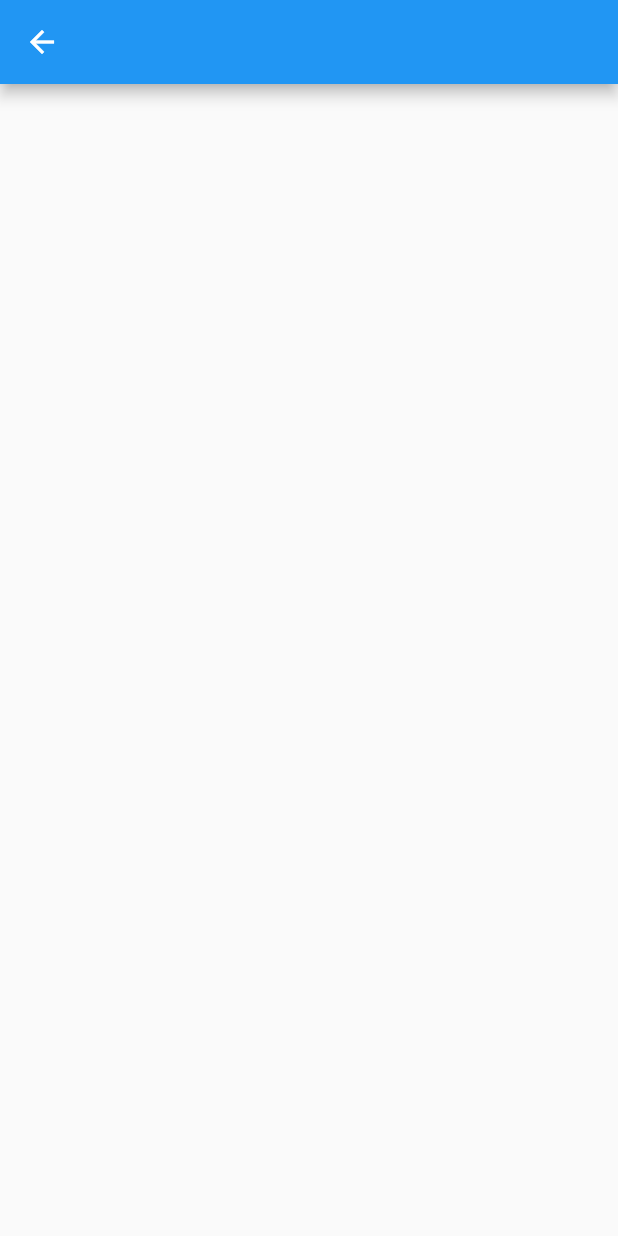
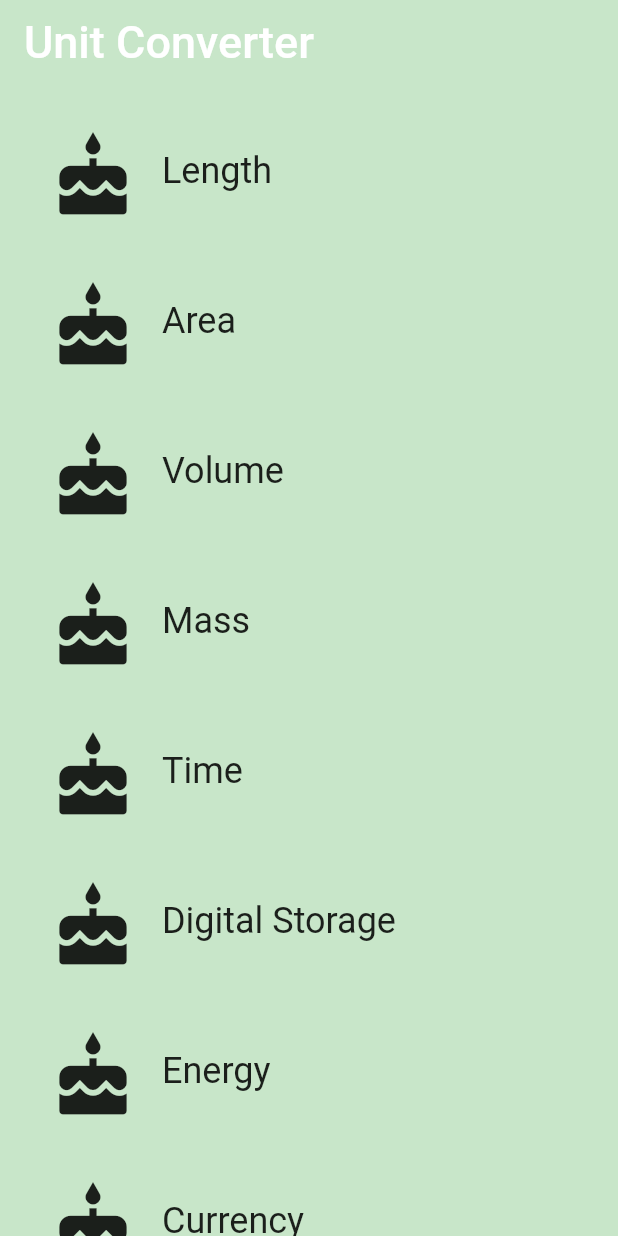
Before and after one commit to hamidkhadem/unit_convert_app, a Flutter app: the CategoryRoute screen opened directly, on a phone screen of 412 x 824 dp. Run offline on Flutter 3.47's test engine with Material 2 defaults, Android fonts, the phone set to English and light mode, and no system bars.

Commit message:
add category list to app by myself

```diff
--- a/lib/category_route.dart
+++ b/lib/category_route.dart
@@ -7,8 +7,11 @@
 import 'package:flutter/material.dart';
 
 // TODO: Check if we need to import anything
+import 'package:unit_convert_app/category.dart';
 
 // TODO: Define any constants
+const iconLocation = Icons.cake;
+const _numberOfItem = 8;
 
 /// Category Route (screen).
 ///
@@ -31,7 +34,7 @@ class CategoryRoute extends StatelessWidget {
     'Currency',
   ];
 
-  static const _baseColors = <Color>[
+  static const _baseColors = <ColorSwatch>[
     Colors.teal,
     Colors.orange,
     Colors.pinkAccent,
@@ -47,16 +50,66 @@ class CategoryRoute extends StatelessWidget {
     // TODO: Create a list of the eight Categories, using the names and colors
     // from above. Use a placeholder icon, such as `Icons.cake` for each
     // Category. We'll add custom icons later.
+    // final lenght = Category(name: name, color: color, iconLocation: iconLocation)
+    final _listCategory = <Category>[
+      Category(
+          name: _categoryNames[0],
+          color: _baseColors[0],
+          iconLocation: iconLocation),
+      Category(
+          name: _categoryNames[1],
+          color: _baseColors[1],
+          iconLocation: iconLocation),
+      Category(
+          name: _categoryNames[2],
+          color: _baseColors[2],
+          iconLocation: iconLocation),
+      Category(
+          name: _categoryNames[3],
+          color: _baseColors[3],
+          iconLocation: iconLocation),
+      Category(
+          name: _categoryNames[4],
+          color: _baseColors[4],
+          iconLocation: iconLocation),
+      Category(
+          name: _categoryNames[5],
+          color: _baseColors[5],
+          iconLocation: iconLocation),
+      Category(
+          name: _categoryNames[6],
+          color: _baseColors[6],
+          iconLocation: iconLocation),
+      Category(
+          name: _categoryNames[7],
+          color: _baseColors[7],
+          iconLocation: iconLocation),
+    ];
 
     // TODO: Create a list view of the Categories
-    final listView = Container();
+    final listView = ListView.builder(
+        padding: const EdgeInsets.all(8.0),
+        itemCount: _numberOfItem,
+        itemBuilder: (BuildContext context, int index) {
+          return Category(name: _categoryNames[index],
+              color: _baseColors[index],
+              iconLocation: iconLocation);
+        });
 
     // TODO: Create an App Bar
-    final appBar = AppBar();
+    final appBar = AppBar(
+      title: const Text(
+        'Unit Converter',
+        style: TextStyle(fontSize: 30),
+      ),
+      elevation: 0.0,
+      backgroundColor: Colors.green[100],
+    );
 
     return Scaffold(
       appBar: appBar,
       body: listView,
+      backgroundColor: Colors.green[100],
     );
   }
 }
--- a/lib/main.dart
+++ b/lib/main.dart
@@ -6,7 +6,7 @@
 import 'package:flutter/material.dart';
 
 // TODO: Import the CategoryRoute widget
-
+import 'package:unit_convert_app/category_route.dart';
 /// The function that is called when main.dart is run.
 void main() {
   runApp(const UnitConverterApp());
@@ -25,7 +25,7 @@ class UnitConverterApp extends StatelessWidget {
       title: 'Unit Converter',
       // TODO: Instead of pointing to exactly 1 Category widget,
       // our home should now point to an instance of the CategoryRoute widget.
-      home: Container(),
+      home: CategoryRoute(),
     );
   }
 }
```
Also changed, not shown: 1 other file.
